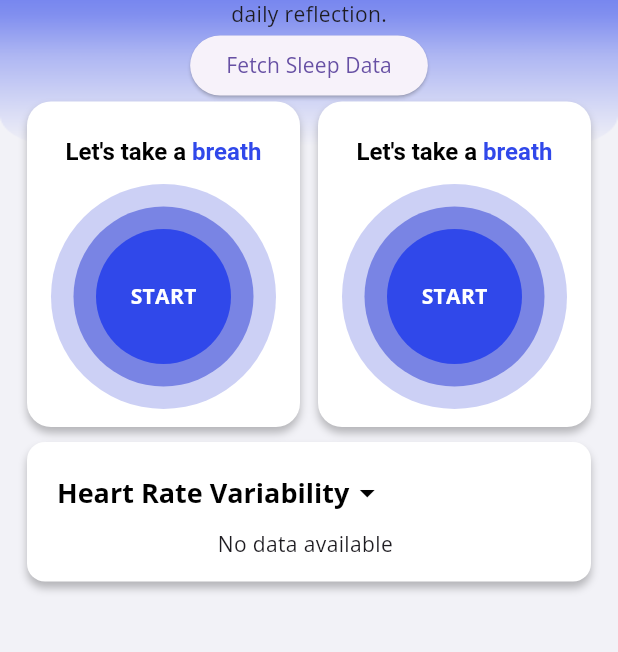
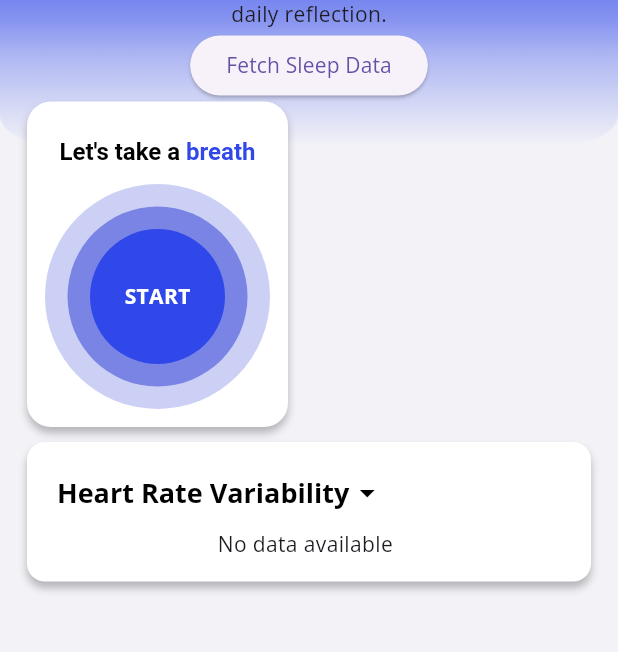
Before and after one commit to dylan-1006/horizon, a Flutter app: the screen it shows once a user with an empty profile is signed in, on a phone screen of 412 x 824 dp, the part 113-765 px from its top. Run offline on Flutter 3.47's test engine with Material 3 defaults, Android fonts, the phone set to English and light mode, and no system bars; our stand-ins replace cloud_firestore, delightful_toast, firebase_auth, firebase_core, fl_chart, flutter_form_builder and 4 more; missing offline and left inert: segmented_button_slide; accounts and stored records are empty; network calls fail.

Commit message:
Modified UI slightly to match actual phone

```diff
--- a/lib/screens/home_screen.dart
+++ b/lib/screens/home_screen.dart
@@ -80,7 +80,6 @@ class _HomeScreenState extends State<HomeScreen> {
                   child: SafeArea(
                     child: Column(
                       children: [
-                        // Assuming MoodAnimationWidget is a defined widget
                         Row(
                           mainAxisAlignment: MainAxisAlignment.spaceBetween,
                           children: [
@@ -187,15 +186,16 @@ class _HomeScreenState extends State<HomeScreen> {
                           padding: const EdgeInsets.symmetric(horizontal: 18.0),
                           child: Row(
                             children: [
-                              Expanded(
-                                flex: 1,
-                                child: BreathingExerciseWidget(),
-                              ),
-                              SizedBox(width: 12),
-                              Expanded(
-                                flex: 1,
-                                child: BreathingExerciseWidget(),
-                              ),
+                              BreathingExerciseWidget(),
+                              // Expanded(
+                              //   flex: 1,
+                              //   child: BreathingExerciseWidget(),
+                              // ),
+                              // SizedBox(width: 12),
+                              // Expanded(
+                              //   flex: 1,
+                              //   child: BreathingExerciseWidget(),
+                              // ),
                             ],
                           ),
                         ),
```
Also changed, not shown: lib/screens/breathing_exercise_screen.dart (+11 -11 lines).
